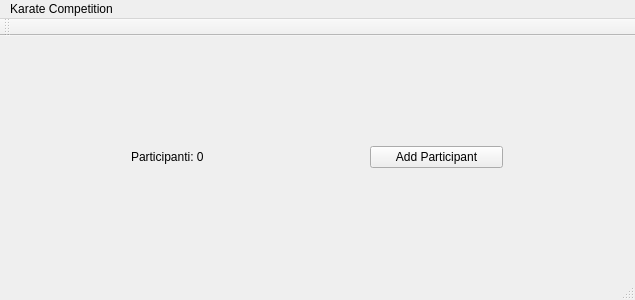
Qt form KarateCompetition/mainwindow.ui (SuluCiprian/BD) before a commit.
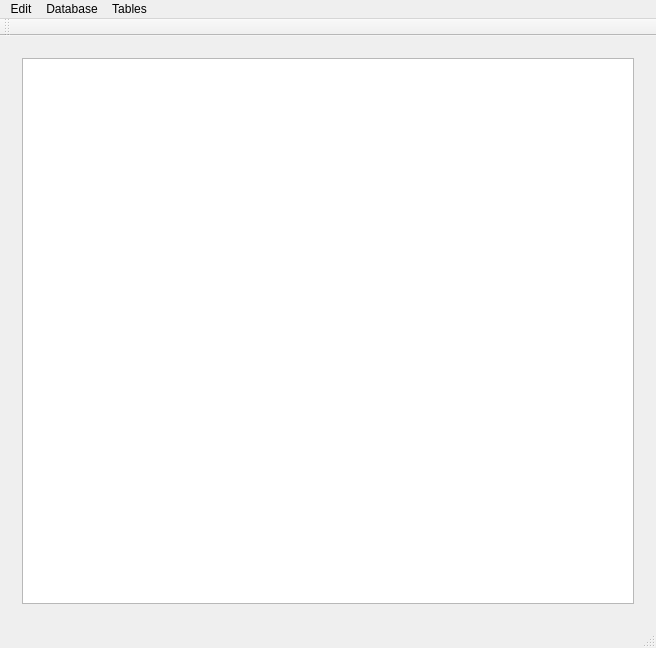
The same form after that commit.

Commit message: Database conection and add Participant

```diff
--- a/KarateCompetition/mainwindow.ui
+++ b/KarateCompetition/mainwindow.ui
@@ -6,44 +6,43 @@
    <rect>
     <x>0</x>
     <y>0</y>
-    <width>635</width>
-    <height>300</height>
+    <width>656</width>
+    <height>648</height>
    </rect>
   </property>
   <property name="windowTitle">
    <string>MainWindow</string>
   </property>
   <widget class="QWidget" name="centralWidget">
-   <layout class="QHBoxLayout" name="horizontalLayout">
+   <layout class="QVBoxLayout" name="verticalLayout_2">
     <item>
-     <widget class="QLabel" name="participantLabel">
-      <property name="maximumSize">
-       <size>
-        <width>113</width>
-        <height>16777215</height>
-       </size>
+     <widget class="QStackedWidget" name="stackedWidget">
+      <property name="currentIndex">
+       <number>0</number>
       </property>
-      <property name="text">
-       <string>Participanti: 0</string>
-      </property>
+      <widget class="QWidget" name="page">
+       <layout class="QVBoxLayout" name="verticalLayout">
+        <item>
+         <widget class="QTableView" name="tablePersons"/>
+        </item>
+       </layout>
+      </widget>
+      <widget class="QWidget" name="page_2">
+       <layout class="QVBoxLayout" name="verticalLayout_3">
+        <item>
+         <widget class="QTableView" name="tableWorkingHours"/>
+        </item>
+       </layout>
+      </widget>
+      <widget class="QWidget" name="page_3">
+       <layout class="QVBoxLayout" name="verticalLayout_4">
+        <item>
+         <widget class="QTableView" name="tableWorkingHoursJoinPersons"/>
+        </item>
+       </layout>
+      </widget>
      </widget>
     </item>
-    <item>
-     <widget class="QPushButton" name="addParticipant">
-      <property name="maximumSize">
-       <size>
-        <width>133</width>
-        <height>16777215</height>
-       </size>
-      </property>
-      <property name="text">
-       <string>Add Participant</string>
-      </property>
-     </widget>
-    </item>
-    <item>
-     <layout class="QVBoxLayout" name="verticalLayout"/>
-    </item>
    </layout>
   </widget>
   <widget class="QMenuBar" name="menuBar">
@@ -51,16 +50,32 @@
     <rect>
      <x>0</x>
      <y>0</y>
-     <width>635</width>
-     <height>19</height>
+     <width>656</width>
+     <height>22</height>
     </rect>
    </property>
-   <widget class="QMenu" name="menuKarate_Competition">
+   <widget class="QMenu" name="menuEdit">
     <property name="title">
-     <string>Karate Competition</string>
+     <string>Edit</string>
     </property>
    </widget>
-   <addaction name="menuKarate_Competition"/>
+   <widget class="QMenu" name="menuDatabase">
+    <property name="title">
+     <string>Database</string>
+    </property>
+    <addaction name="actionRefresh"/>
+   </widget>
+   <widget class="QMenu" name="menuTables">
+    <property name="title">
+     <string>Tables</string>
+    </property>
+    <addaction name="actionTables"/>
+    <addaction name="actionWorking_Hours"/>
+    <addaction name="actionJoin_Table"/>
+   </widget>
+   <addaction name="menuEdit"/>
+   <addaction name="menuDatabase"/>
+   <addaction name="menuTables"/>
   </widget>
   <widget class="QToolBar" name="mainToolBar">
    <attribute name="toolBarArea">
```
Left out of the diff: 44 changed lines with no effect on the pictures. The commit also changes 13 other files.
